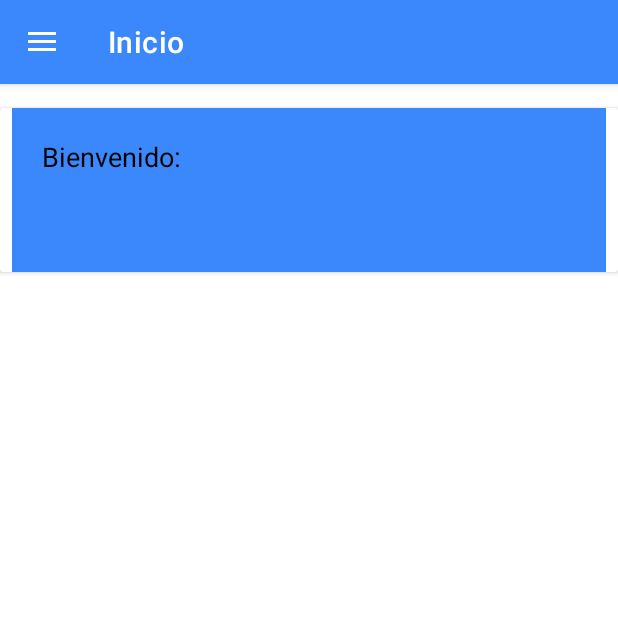
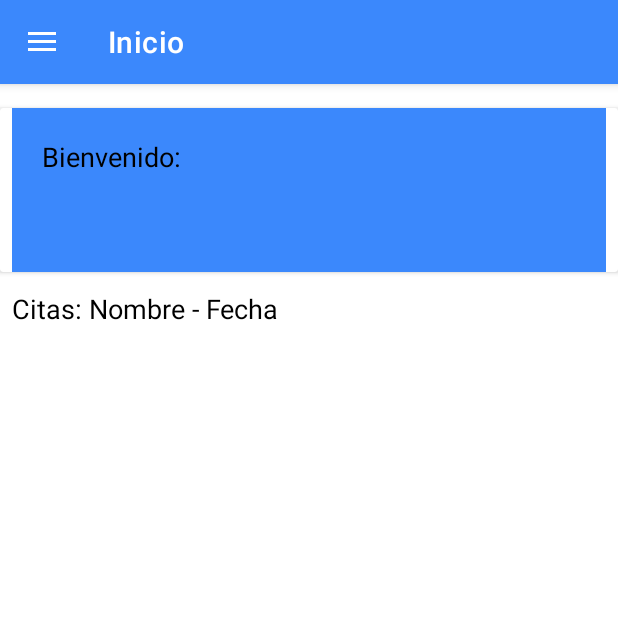
Before and after one commit to carloshdz99/Mecca-Movil, an Android app: the screen it shows after launch once a user with an empty profile is signed in (DashboardActivity), on a phone screen of 412 x 824 dp, the top half of it. Run offline under Robolectric (Android 15) with nearby library versions, the phone set to English and light mode, and no system bars; our stand-ins replace Firebase (no records; nobody signed in at launch, a user with empty details on screens opened directly), navigation-ui.

Commit message:
ultimos cambios

```diff
--- a/app/src/main/java/com/multiclinicas/meccamovil/ui/home/HomeFragment.java
+++ b/app/src/main/java/com/multiclinicas/meccamovil/ui/home/HomeFragment.java
@@ -1,9 +1,12 @@
 package com.multiclinicas.meccamovil.ui.home;
 
 import android.os.Bundle;
+import android.util.Log;
 import android.view.LayoutInflater;
 import android.view.View;
 import android.view.ViewGroup;
+import android.widget.ArrayAdapter;
+import android.widget.ListView;
 import android.widget.TextView;
 
 import androidx.annotation.NonNull;
@@ -12,17 +15,30 @@ import androidx.fragment.app.Fragment;
 import androidx.lifecycle.Observer;
 import androidx.lifecycle.ViewModelProvider;
 
+import com.google.android.gms.tasks.OnCompleteListener;
+import com.google.android.gms.tasks.Task;
 import com.google.firebase.auth.FirebaseAuth;
 import com.google.firebase.auth.FirebaseUser;
+import com.google.firebase.firestore.FirebaseFirestore;
+import com.google.firebase.firestore.QueryDocumentSnapshot;
+import com.google.firebase.firestore.QuerySnapshot;
 import com.multiclinicas.meccamovil.R;
+
+import java.util.ArrayList;
 
 public class HomeFragment extends Fragment {
 
+    private static final String TAG = "Firestore";
     private HomeViewModel homeViewModel;
 
     //variable para textview donde se mostrara el nombre del usuario
     private TextView TvNombreUsuario;
     private FirebaseAuth mAuth;
+
+    //declarando listas
+    private ListView listViewCitas, listViewFechas;
+    private ArrayList<String> arrayListCitas, arrayListFechas;
+    private ArrayAdapter<String> arrayAdapterCitas, arrayAdapterFechas;
 
     public View onCreateView(@NonNull LayoutInflater inflater,
                              ViewGroup container, Bundle savedInstanceState) {
@@ -35,7 +51,38 @@ public class HomeFragment extends Fragment {
         //tomando el nombre del usuario en la vista
         TvNombreUsuario = root.findViewById(R.id.NombreUsuarioTv);
 
+        //tomando la lista
+        listViewCitas = root.findViewById(R.id.listCitas);
+        arrayListCitas = new ArrayList<String>();
+        listViewFechas = root.findViewById(R.id.listFechas);
+        arrayListFechas = new ArrayList<String>();
+
+        getCitas();
+
         return root;
+    }
+
+    //tomando las citas registradas
+    public void getCitas(){
+        FirebaseFirestore db= FirebaseFirestore.getInstance();
+        db.collection("citas").get()
+                .addOnCompleteListener(new OnCompleteListener<QuerySnapshot>() {
+                    @Override
+                    public void onComplete(@NonNull Task<QuerySnapshot> task) {
+                        if (task.isSuccessful()){
+                            for (QueryDocumentSnapshot document: task.getResult()){
+                                arrayListCitas.add(document.getData().get("nombre_paciente").toString());
+                                arrayAdapterCitas = new ArrayAdapter<String>(getContext(), android.R.layout.simple_list_item_1, arrayListCitas);
+                                listViewCitas.setAdapter(arrayAdapterCitas);
+                                arrayListFechas.add(document.getData().get("fecha_cita").toString());
+                                arrayAdapterFechas = new ArrayAdapter<String>(getContext(), android.R.layout.simple_list_item_1, arrayListFechas);
+                                listViewFechas.setAdapter(arrayAdapterFechas);
+                            }
+                        }else {
+                            Log.w(TAG, "error al llamar los datos ", task.getException());
+                        }
+                    }
+                });
     }
 
     @Override
--- a/app/src/main/java/com/multiclinicas/meccamovil/ui/slideshow/SlideshowFragment.java
+++ b/app/src/main/java/com/multiclinicas/meccamovil/ui/slideshow/SlideshowFragment.java
@@ -34,7 +34,7 @@ import java.util.Map;
 
 public class SlideshowFragment extends Fragment{
 
-    private static final String TAG = "Firestore";
+        private static final String TAG = "Firestore";
     private SlideshowViewModel slideshowViewModel;
 
     private Button btnprueba;
--- a/app/src/main/res/layout/fragment_home.xml
+++ b/app/src/main/res/layout/fragment_home.xml
@@ -8,6 +8,7 @@
     android:background="@color/white">
 
     <androidx.cardview.widget.CardView
+        android:id="@+id/cardView"
         android:layout_width="match_parent"
         android:layout_height="wrap_content"
         android:layout_marginTop="16dp"
@@ -45,4 +46,50 @@
         </LinearLayout>
 
     </androidx.cardview.widget.CardView>
+
+    <TextView
+        android:id="@+id/textView9"
+        android:layout_width="match_parent"
+        android:layout_height="wrap_content"
+        android:layout_marginStart="8dp"
+        android:layout_marginTop="12dp"
+        android:layout_marginEnd="8dp"
+        android:text="@string/nombre_fecha"
+        android:textColor="@color/black"
+        android:textSize="18sp"
+        app:layout_constraintEnd_toEndOf="parent"
+        app:layout_constraintHorizontal_bias="0.498"
+        app:layout_constraintStart_toStartOf="parent"
+        app:layout_constraintTop_toBottomOf="@+id/cardView" />
+
+    <LinearLayout
+        android:layout_width="match_parent"
+        android:layout_height="wrap_content"
+        android:layout_marginStart="8dp"
+        android:layout_marginTop="24dp"
+        android:layout_marginEnd="8dp"
+        android:orientation="horizontal"
+        app:layout_constraintEnd_toEndOf="parent"
+        app:layout_constraintStart_toStartOf="parent"
+        app:layout_constraintTop_toBottomOf="@+id/textView9">
+
+        <ListView
+            android:id="@+id/listCitas"
+            android:layout_width="wrap_content"
+            android:layout_height="wrap_content"
+            android:layout_weight="0.5"
+            android:background="@color/primaryBlue"
+            android:cacheColorHint="@color/black"
+            android:listSelector="@color/black">
+
+        </ListView>
+
+        <ListView
+            android:id="@+id/listFechas"
+            android:layout_width="wrap_content"
+            android:layout_height="wrap_content"
+            android:layout_weight="0.5"
+            android:background="@color/primaryBlue" />
+    </LinearLayout>
+
 </androidx.constraintlayout.widget.ConstraintLayout>
--- a/app/src/main/res/layout/usuario_fragment.xml
+++ b/app/src/main/res/layout/usuario_fragment.xml
@@ -98,7 +98,7 @@
         android:layout_height="wrap_content"
         android:layout_marginTop="16dp"
         android:orientation="vertical"
-        android:visibility="visible"
+        android:visibility="invisible"
         app:layout_constraintTop_toBottomOf="@+id/btnVsltPass"
         tools:layout_editor_absoluteX="0dp">
 
--- a/app/src/main/res/values/strings.xml
+++ b/app/src/main/res/values/strings.xml
@@ -40,6 +40,7 @@
     <string name="Recomendaciones_cita">Diagnostico:</string>
     <string name="registrar_cita">Registrar cita</string>
     <string name="seleccione_paciente">Seleccion un paciente</string>
+    <string name="nombre_fecha">Citas: Nombre - Fecha</string>
 
 
     <!--opciones del menu-->
```
